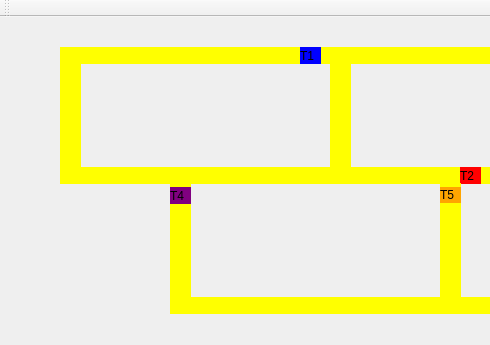
Igorsb3000/Trabalho-Pratico-2-SO, file mainwindow.ui: the form before one commit; both pictures show x 0 to 490 and y 0 to 345 of the 1005 by 666 pixel window.
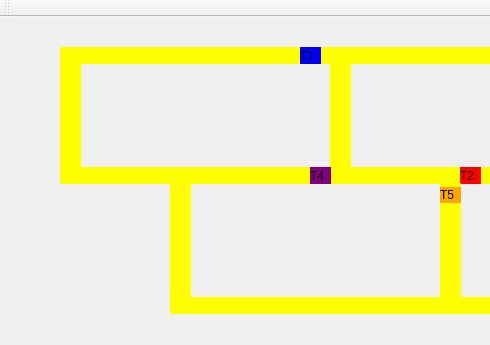
The form after the commit.

Commit message: fix(trens): now is perfect

Patch:
```diff
--- a/mainwindow.ui
+++ b/mainwindow.ui
@@ -776,8 +776,8 @@
    <widget class="QLabel" name="label_trem4">
     <property name="geometry">
      <rect>
-      <x>170</x>
-      <y>170</y>
+      <x>310</x>
+      <y>150</y>
       <width>21</width>
       <height>17</height>
      </rect>
```
The commit also changes 1 other file.
